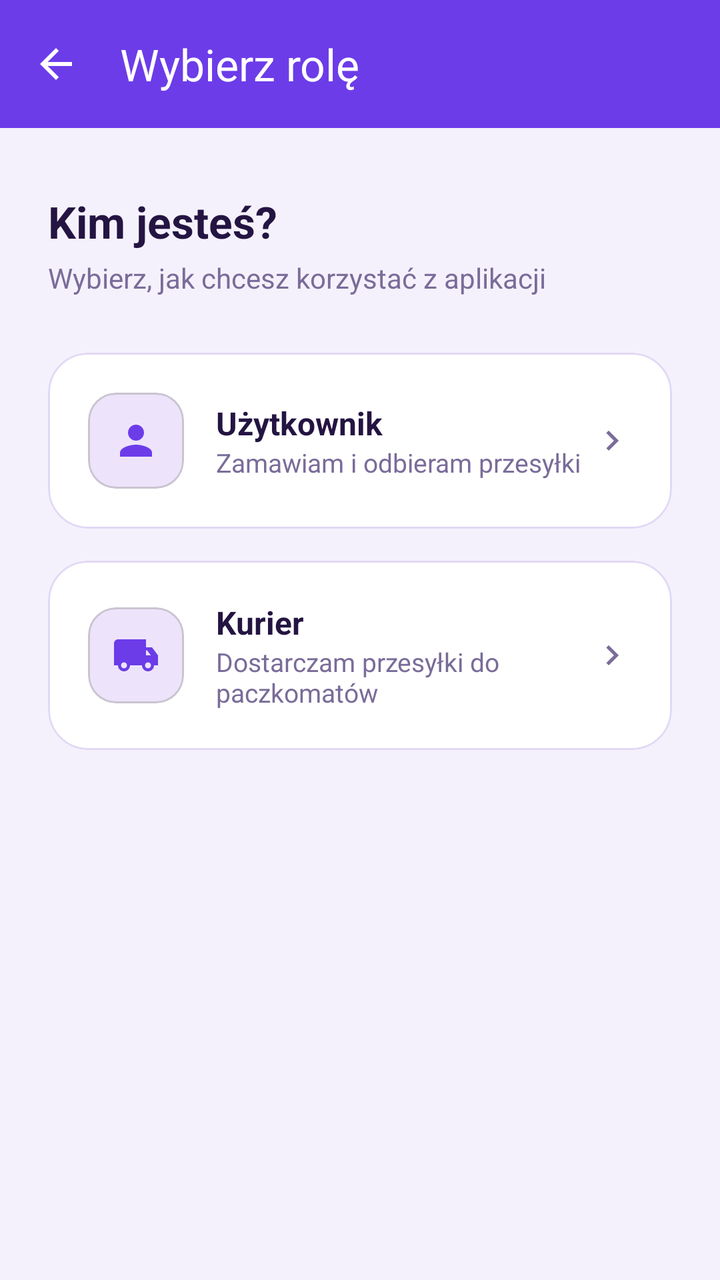
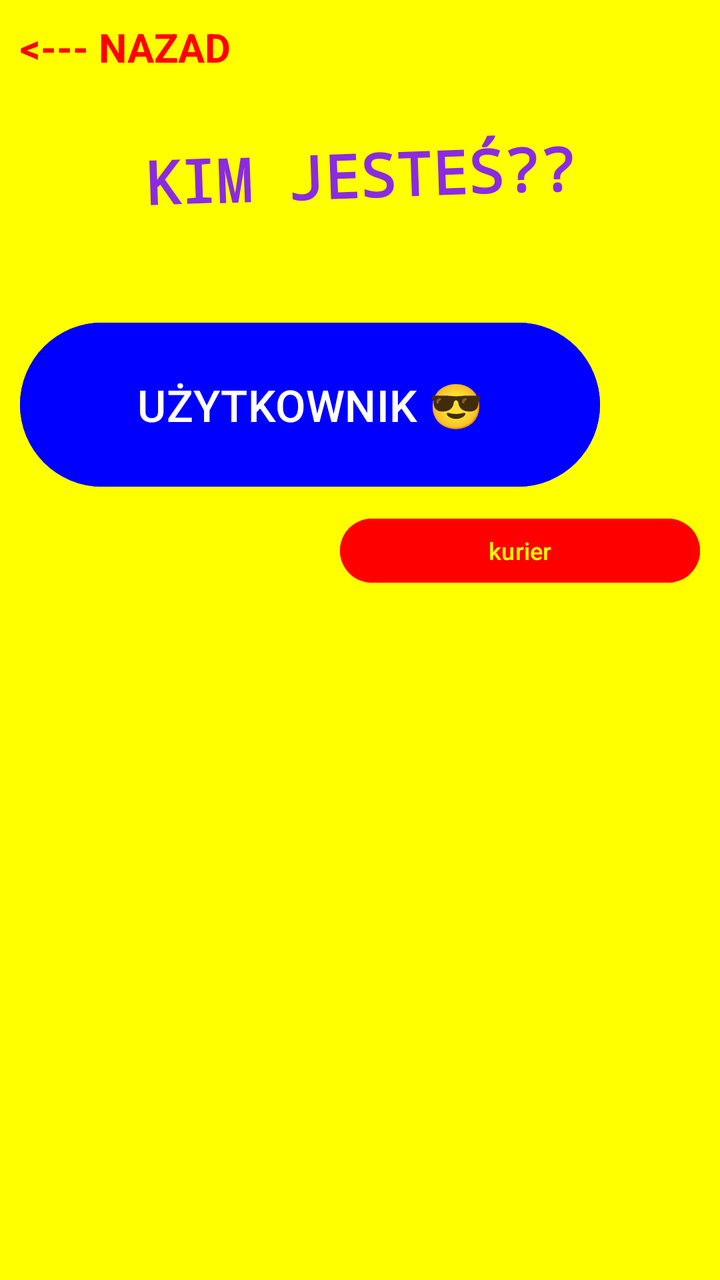

The first picture is an Android layout as it rendered before a commit; the second is the same layout after the commit. The layout source and the unified diff follow.
<!-- AndroidManifest.xml: application theme Theme.DemoEmptyActivity -->
<!-- res/layout/activity_role_selection.xml -->
<?xml version="1.0" encoding="utf-8"?>
<LinearLayout xmlns:android="http://schemas.android.com/apk/res/android"
        xmlns:app="http://schemas.android.com/apk/res-auto"
        xmlns:tools="http://schemas.android.com/tools"
        android:id="@+id/main"
        android:layout_width="match_parent"
        android:layout_height="match_parent"
        android:orientation="vertical"
        android:background="@color/purple_background"
        tools:context=".RoleSelectionActivity">

    <com.google.android.material.appbar.MaterialToolbar
            android:id="@+id/toolbar"
            android:layout_width="match_parent"
            android:layout_height="?attr/actionBarSize"
            android:background="@color/purple_primary"
            app:title="Wybierz rolę"
            app:titleTextColor="@color/white"
            app:navigationIcon="@drawable/ic_arrow_back"
            app:navigationIconTint="@color/white" />

    <LinearLayout
            android:layout_width="match_parent"
            android:layout_height="match_parent"
            android:orientation="vertical"
            android:padding="24dp">

        <TextView
                android:layout_width="wrap_content"
                android:layout_height="wrap_content"
                android:text="Kim jesteś?"
                android:textSize="22sp"
                android:textStyle="bold"
                android:textColor="@color/text_dark"
                android:layout_marginTop="8dp"
                android:layout_marginBottom="4dp" />

        <TextView
                android:layout_width="wrap_content"
                android:layout_height="wrap_content"
                android:text="Wybierz, jak chcesz korzystać z aplikacji"
                android:textSize="14sp"
                android:textColor="@color/text_muted"
                android:layout_marginBottom="28dp" />

        <com.google.android.material.card.MaterialCardView
                android:id="@+id/cardUser"
                android:layout_width="match_parent"
                android:layout_height="wrap_content"
                app:cardCornerRadius="20dp"
                app:cardElevation="0dp"
                app:strokeWidth="1dp"
                app:strokeColor="@color/outline"
                app:cardBackgroundColor="@color/surface"
                android:clickable="true"
                android:focusable="true"
                android:foreground="?attr/selectableItemBackground"
                android:layout_marginBottom="16dp">

            <LinearLayout
                    android:layout_width="match_parent"
                    android:layout_height="wrap_content"
                    android:orientation="horizontal"
                    android:gravity="center_vertical"
                    android:padding="20dp">

                <com.google.android.material.card.MaterialCardView
                        android:layout_width="48dp"
                        android:layout_height="48dp"
                        app:cardCornerRadius="14dp"
                        app:cardElevation="0dp"
                        app:cardBackgroundColor="@color/purple_container">

                    <ImageView
                            android:layout_width="24dp"
                            android:layout_height="24dp"
                            android:layout_gravity="center"
                            android:src="@drawable/ic_person"
                            app:tint="@color/purple_primary" />
                </com.google.android.material.card.MaterialCardView>

                <LinearLayout
                        android:layout_width="0dp"
                        android:layout_height="wrap_content"
                        android:layout_weight="1"
                        android:orientation="vertical"
                        android:layout_marginStart="16dp">

                    <TextView
                            android:layout_width="wrap_content"
                            android:layout_height="wrap_content"
                            android:text="Użytkownik"
                            android:textSize="16sp"
                            android:textStyle="bold"
                            android:textColor="@color/text_dark" />

                    <TextView
                            android:layout_width="wrap_content"
                            android:layout_height="wrap_content"
                            android:text="Zamawiam i odbieram przesyłki"
                            android:textSize="13sp"
                            android:textColor="@color/text_muted" />
                </LinearLayout>

                <ImageView
                        android:layout_width="20dp"
                        android:layout_height="20dp"
                        android:src="@drawable/ic_chevron_right"
                        app:tint="@color/text_muted" />
            </LinearLayout>
        </com.google.android.material.card.MaterialCardView>

        <com.google.android.material.card.MaterialCardView
                android:id="@+id/cardCourier"
                android:layout_width="match_parent"
                android:layout_height="wrap_content"
                app:cardCornerRadius="20dp"
                app:cardElevation="0dp"
                app:strokeWidth="1dp"
                app:strokeColor="@color/outline"
                app:cardBackgroundColor="@color/surface"
                android:clickable="true"
                android:focusable="true"
                android:foreground="?attr/selectableItemBackground">

            <LinearLayout
                    android:layout_width="match_parent"
                    android:layout_height="wrap_content"
                    android:orientation="horizontal"
                    android:gravity="center_vertical"
                    android:padding="20dp">

                <com.google.android.material.card.MaterialCardView
                        android:layout_width="48dp"
                        android:layout_height="48dp"
                        app:cardCornerRadius="14dp"
                        app:cardElevation="0dp"
                        app:cardBackgroundColor="@color/purple_container">

                    <ImageView
                            android:layout_width="24dp"
                            android:layout_height="24dp"
                            android:layout_gravity="center"
                            android:src="@drawable/ic_courier"
                            app:tint="@color/purple_primary" />
                </com.google.android.material.card.MaterialCardView>

                <LinearLayout
                        android:layout_width="0dp"
                        android:layout_height="wrap_content"
                        android:layout_weight="1"
                        android:orientation="vertical"
                        android:layout_marginStart="16dp">

                    <TextView
                            android:layout_width="wrap_content"
                            android:layout_height="wrap_content"
                            android:text="Kurier"
                            android:textSize="16sp"
                            android:textStyle="bold"
                            android:textColor="@color/text_dark" />

                    <TextView
                            android:layout_width="wrap_content"
                            android:layout_height="wrap_content"
                            android:text="Dostarczam przesyłki do paczkomatów"
                            android:textSize="13sp"
                            android:textColor="@color/text_muted" />
                </LinearLayout>

                <ImageView
                        android:layout_width="20dp"
                        android:layout_height="20dp"
                        android:src="@drawable/ic_chevron_right"
                        app:tint="@color/text_muted" />
            </LinearLayout>
        </com.google.android.material.card.MaterialCardView>

    </LinearLayout>

</LinearLayout>
<!-- resources referenced by this layout -->
<resources>
  <color name="outline">#E1D9F5</color>
  <color name="purple_background">#F5F1FC</color>
  <color name="purple_container">#EDE4FB</color>
  <color name="purple_primary">#6C3CE9</color>
  <color name="surface">#FFFFFF</color>
  <color name="text_dark">#241442</color>
  <color name="text_muted">#7A6C99</color>
  <color name="white">#FFFFFFFF</color>
  <!-- drawable ic_arrow_back (drawable) -->
  <vector xmlns:android="http://schemas.android.com/apk/res/android"
      android:width="24dp"
      android:height="24dp"
      android:viewportWidth="24"
      android:viewportHeight="24"
      android:tint="#FFFFFF">
      <path
          android:fillColor="#FF000000"
          android:pathData="M20,11H7.83l5.59,-5.59L12,4l-8,8 8,8 1.41,-1.41L7.83,13H20v-2z"/>
  </vector>
  <!-- drawable ic_chevron_right (drawable) -->
  <vector xmlns:android="http://schemas.android.com/apk/res/android"
      android:width="24dp"
      android:height="24dp"
      android:viewportWidth="24"
      android:viewportHeight="24">
      <path
          android:fillColor="#FF000000"
          android:pathData="M8.59,16.59L13.17,12 8.59,7.41 10,6l6,6 -6,6z"/>
  </vector>
  <!-- drawable ic_courier (drawable) -->
  <vector xmlns:android="http://schemas.android.com/apk/res/android"
      android:width="24dp"
      android:height="24dp"
      android:viewportWidth="24"
      android:viewportHeight="24">
      <path
          android:fillColor="#FF000000"
          android:pathData="M20,8h-3L17,4L3,4c-1.1,0 -2,0.9 -2,2v11h2c0,1.66 1.34,3 3,3s3,-1.34 3,-3h6c0,1.66 1.34,3 3,3s3,-1.34 3,-3h2v-5l-3,-4zM6,18.5c-0.83,0 -1.5,-0.67 -1.5,-1.5s0.67,-1.5 1.5,-1.5 1.5,0.67 1.5,1.5 -0.67,1.5 -1.5,1.5zM17.5,9.5l1.96,2.5L17,12L17,9.5h0.5zM18,18.5c-0.83,0 -1.5,-0.67 -1.5,-1.5s0.67,-1.5 1.5,-1.5 1.5,0.67 1.5,1.5 -0.67,1.5 -1.5,1.5z"/>
  </vector>
  <!-- drawable ic_person (drawable) -->
  <vector xmlns:android="http://schemas.android.com/apk/res/android"
      android:width="24dp"
      android:height="24dp"
      android:viewportWidth="24"
      android:viewportHeight="24">
      <path
          android:fillColor="#FF000000"
          android:pathData="M12,12c2.21,0 4,-1.79 4,-4s-1.79,-4 -4,-4 -4,1.79 -4,4 1.79,4 4,4zM12,14c-2.67,0 -8,1.34 -8,4v2h16v-2c0,-2.66 -5.33,-4 -8,-4z"/>
  </vector>
  <style name="Theme.DemoEmptyActivity" parent="Base.Theme.DemoEmptyActivity" />
  <style name="Base.Theme.DemoEmptyActivity" parent="Theme.Material3.DayNight.NoActionBar">
          <item name="colorPrimary">@color/purple_primary</item>
          <item name="colorPrimaryDark">@color/purple_primary_dark</item>
          <item name="colorOnPrimary">@color/white</item>
          <item name="colorPrimaryContainer">@color/purple_container</item>
          <item name="colorOnPrimaryContainer">@color/text_dark</item>
          <item name="colorSecondary">@color/purple_primary</item>
          <item name="colorSurface">@color/surface</item>
          <item name="colorOnSurface">@color/text_dark</item>
          <item name="colorOnSurfaceVariant">@color/text_muted</item>
          <item name="colorOutline">@color/outline</item>
          <item name="android:windowBackground">@color/purple_background</item>
      </style>
  <color name="purple_primary_dark">#4B2AAE</color>
</resources>

<!-- the commit's change to res/layout/activity_role_selection.xml (unified diff, before → after) -->
@@ -1,181 +1,59 @@
 <?xml version="1.0" encoding="utf-8"?>
 <LinearLayout xmlns:android="http://schemas.android.com/apk/res/android"
-        xmlns:app="http://schemas.android.com/apk/res-auto"
         xmlns:tools="http://schemas.android.com/tools"
         android:id="@+id/main"
         android:layout_width="match_parent"
         android:layout_height="match_parent"
         android:orientation="vertical"
-        android:background="@color/purple_background"
+        android:background="@color/bright_yellow"
         tools:context=".RoleSelectionActivity">
 
-    <com.google.android.material.appbar.MaterialToolbar
-            android:id="@+id/toolbar"
+    <TextView
+            android:id="@+id/btnBack"
+            android:layout_width="wrap_content"
+            android:layout_height="wrap_content"
+            android:text="&lt;--- NAZAD"
+            android:textColor="@color/bright_red"
+            android:textSize="20sp"
+            android:textStyle="bold"
+            android:clickable="true"
+            android:focusable="true"
+            android:padding="10dp" />
+
+    <TextView
+            android:layout_width="wrap_content"
+            android:layout_height="wrap_content"
+            android:layout_gravity="center_horizontal"
+            android:text="KIM JESTEŚ??"
+            android:textSize="30sp"
+            android:textStyle="bold"
+            android:fontFamily="monospace"
+            android:textColor="@color/purple_primary"
+            android:rotation="-2"
+            android:layout_marginTop="20dp"
+            android:layout_marginBottom="50dp" />
+
+    <Button
+            android:id="@+id/btnUser"
             android:layout_width="match_parent"
-            android:layout_height="?attr/actionBarSize"
-            android:background="@color/purple_primary"
-            app:title="Wybierz rolę"
-            app:titleTextColor="@color/white"
-            app:navigationIcon="@drawable/ic_arrow_back"
-            app:navigationIconTint="@color/white" />
+            android:layout_height="90dp"
+            android:layout_marginStart="10dp"
+            android:layout_marginEnd="60dp"
+            android:text="UŻYTKOWNIK 😎"
+            android:textSize="22sp"
+            android:textColor="@color/white"
+            android:backgroundTint="@color/bright_blue"
+            android:layout_marginBottom="8dp" />
 
-    <LinearLayout
-            android:layout_width="match_parent"
-            android:layout_height="match_parent"
-            android:orientation="vertical"
-            android:padding="24dp">
-
-        <TextView
-                android:layout_width="wrap_content"
-                android:layout_height="wrap_content"
-                android:text="Kim jesteś?"
-                android:textSize="22sp"
-                android:textStyle="bold"
-                android:textColor="@color/text_dark"
-                android:layout_marginTop="8dp"
-                android:layout_marginBottom="4dp" />
-
-        <TextView
-                android:layout_width="wrap_content"
-                android:layout_height="wrap_content"
-                android:text="Wybierz, jak chcesz korzystać z aplikacji"
-                android:textSize="14sp"
-                android:textColor="@color/text_muted"
-                android:layout_marginBottom="28dp" />
-
-        <com.google.android.material.card.MaterialCardView
-                android:id="@+id/cardUser"
-                android:layout_width="match_parent"
-                android:layout_height="wrap_content"
-                app:cardCornerRadius="20dp"
-                app:cardElevation="0dp"
-                app:strokeWidth="1dp"
-                app:strokeColor="@color/outline"
-                app:cardBackgroundColor="@color/surface"
-                android:clickable="true"
-                android:focusable="true"
-                android:foreground="?attr/selectableItemBackground"
-                android:layout_marginBottom="16dp">
-
-            <LinearLayout
-                    android:layout_width="match_parent"
-                    android:layout_height="wrap_content"
-                    android:orientation="horizontal"
-                    android:gravity="center_vertical"
-                    android:padding="20dp">
-
-                <com.google.android.material.card.MaterialCardView
-                        android:layout_width="48dp"
-                        android:layout_height="48dp"
-                        app:cardCornerRadius="14dp"
-                        app:cardElevation="0dp"
-                        app:cardBackgroundColor="@color/purple_container">
-
-                    <ImageView
-                            android:layout_width="24dp"
-                            android:layout_height="24dp"
-                            android:layout_gravity="center"
-                            android:src="@drawable/ic_person"
-                            app:tint="@color/purple_primary" />
-                </com.google.android.material.card.MaterialCardView>
-
-                <LinearLayout
-                        android:layout_width="0dp"
-                        android:layout_height="wrap_content"
-                        android:layout_weight="1"
-                        android:orientation="vertical"
-                        android:layout_marginStart="16dp">
-
-                    <TextView
-                            android:layout_width="wrap_content"
-                            android:layout_height="wrap_content"
-                            android:text="Użytkownik"
-                            android:textSize="16sp"
-                            android:textStyle="bold"
-                            android:textColor="@color/text_dark" />
-
-                    <TextView
-                            android:layout_width="wrap_content"
-                            android:layout_height="wrap_content"
-                            android:text="Zamawiam i odbieram przesyłki"
-                            android:textSize="13sp"
-                            android:textColor="@color/text_muted" />
-                </LinearLayout>
-
-                <ImageView
-                        android:layout_width="20dp"
-                        android:layout_height="20dp"
-                        android:src="@drawable/ic_chevron_right"
-                        app:tint="@color/text_muted" />
-            </LinearLayout>
-        </com.google.android.material.card.MaterialCardView>
-
-        <com.google.android.material.card.MaterialCardView
-                android:id="@+id/cardCourier"
-                android:layout_width="match_parent"
-                android:layout_height="wrap_content"
-                app:cardCornerRadius="20dp"
-                app:cardElevation="0dp"
-                app:strokeWidth="1dp"
-                app:strokeColor="@color/outline"
-                app:cardBackgroundColor="@color/surface"
-                android:clickable="true"
-                android:focusable="true"
-                android:foreground="?attr/selectableItemBackground">
-
-            <LinearLayout
-                    android:layout_width="match_parent"
-                    android:layout_height="wrap_content"
-                    android:orientation="horizontal"
-                    android:gravity="center_vertical"
-                    android:padding="20dp">
-
-                <com.google.android.material.card.MaterialCardView
-                        android:layout_width="48dp"
-                        android:layout_height="48dp"
-                        app:cardCornerRadius="14dp"
-                        app:cardElevation="0dp"
-                        app:cardBackgroundColor="@color/purple_container">
-
-                    <ImageView
-                            android:layout_width="24dp"
-                            android:layout_height="24dp"
-                            android:layout_gravity="center"
-                            android:src="@drawable/ic_courier"
-                            app:tint="@color/purple_primary" />
-                </com.google.android.material.card.MaterialCardView>
-
-                <LinearLayout
-                        android:layout_width="0dp"
-                        android:layout_height="wrap_content"
-                        android:layout_weight="1"
-                        android:orientation="vertical"
-                        android:layout_marginStart="16dp">
-
-                    <TextView
-                            android:layout_width="wrap_content"
-                            android:layout_height="wrap_content"
-                            android:text="Kurier"
-                            android:textSize="16sp"
-                            android:textStyle="bold"
-                            android:textColor="@color/text_dark" />
-
-                    <TextView
-                            android:layout_width="wrap_content"
-                            android:layout_height="wrap_content"
-                            android:text="Dostarczam przesyłki do paczkomatów"
-                            android:textSize="13sp"
-                            android:textColor="@color/text_muted" />
-                </LinearLayout>
-
-                <ImageView
-                        android:layout_width="20dp"
-                        android:layout_height="20dp"
-                        android:src="@drawable/ic_chevron_right"
-                        app:tint="@color/text_muted" />
-            </LinearLayout>
-        </com.google.android.material.card.MaterialCardView>
-
-    </LinearLayout>
+    <Button
+            android:id="@+id/btnCourier"
+            android:layout_width="180dp"
+            android:layout_height="40dp"
+            android:layout_gravity="end"
+            android:layout_marginEnd="10dp"
+            android:text="kurier"
+            android:textSize="12sp"
+            android:textColor="@color/bright_yellow"
+            android:backgroundTint="@color/bright_red" />
 
 </LinearLayout>
<!-- resource entries referenced after the edit -->
@@ -1,68 +1,15 @@
 <!-- resources referenced by this layout -->
 <resources>
-  <color name="outline">#E1D9F5</color>
-  <color name="purple_background">#F5F1FC</color>
-  <color name="purple_container">#EDE4FB</color>
-  <color name="purple_primary">#6C3CE9</color>
-  <color name="surface">#FFFFFF</color>
-  <color name="text_dark">#241442</color>
-  <color name="text_muted">#7A6C99</color>
+  <color name="bright_blue">#0000FF</color>
+  <color name="bright_red">#FF0000</color>
+  <color name="bright_yellow">#FFFF00</color>
+  <color name="purple_primary">#8A2BE2</color>
   <color name="white">#FFFFFFFF</color>
-  <!-- drawable ic_arrow_back (drawable) -->
-  <vector xmlns:android="http://schemas.android.com/apk/res/android"
-      android:width="24dp"
-      android:height="24dp"
-      android:viewportWidth="24"
-      android:viewportHeight="24"
-      android:tint="#FFFFFF">
-      <path
-          android:fillColor="#FF000000"
-          android:pathData="M20,11H7.83l5.59,-5.59L12,4l-8,8 8,8 1.41,-1.41L7.83,13H20v-2z"/>
-  </vector>
-  <!-- drawable ic_chevron_right (drawable) -->
-  <vector xmlns:android="http://schemas.android.com/apk/res/android"
-      android:width="24dp"
-      android:height="24dp"
-      android:viewportWidth="24"
-      android:viewportHeight="24">
-      <path
-          android:fillColor="#FF000000"
-          android:pathData="M8.59,16.59L13.17,12 8.59,7.41 10,6l6,6 -6,6z"/>
-  </vector>
-  <!-- drawable ic_courier (drawable) -->
-  <vector xmlns:android="http://schemas.android.com/apk/res/android"
-      android:width="24dp"
-      android:height="24dp"
-      android:viewportWidth="24"
-      android:viewportHeight="24">
-      <path
-          android:fillColor="#FF000000"
-          android:pathData="M20,8h-3L17,4L3,4c-1.1,0 -2,0.9 -2,2v11h2c0,1.66 1.34,3 3,3s3,-1.34 3,-3h6c0,1.66 1.34,3 3,3s3,-1.34 3,-3h2v-5l-3,-4zM6,18.5c-0.83,0 -1.5,-0.67 -1.5,-1.5s0.67,-1.5 1.5,-1.5 1.5,0.67 1.5,1.5 -0.67,1.5 -1.5,1.5zM17.5,9.5l1.96,2.5L17,12L17,9.5h0.5zM18,18.5c-0.83,0 -1.5,-0.67 -1.5,-1.5s0.67,-1.5 1.5,-1.5 1.5,0.67 1.5,1.5 -0.67,1.5 -1.5,1.5z"/>
-  </vector>
-  <!-- drawable ic_person (drawable) -->
-  <vector xmlns:android="http://schemas.android.com/apk/res/android"
-      android:width="24dp"
-      android:height="24dp"
-      android:viewportWidth="24"
-      android:viewportHeight="24">
-      <path
-          android:fillColor="#FF000000"
-          android:pathData="M12,12c2.21,0 4,-1.79 4,-4s-1.79,-4 -4,-4 -4,1.79 -4,4 1.79,4 4,4zM12,14c-2.67,0 -8,1.34 -8,4v2h16v-2c0,-2.66 -5.33,-4 -8,-4z"/>
-  </vector>
   <style name="Theme.DemoEmptyActivity" parent="Base.Theme.DemoEmptyActivity" />
   <style name="Base.Theme.DemoEmptyActivity" parent="Theme.Material3.DayNight.NoActionBar">
-          <item name="colorPrimary">@color/purple_primary</item>
-          <item name="colorPrimaryDark">@color/purple_primary_dark</item>
-          <item name="colorOnPrimary">@color/white</item>
-          <item name="colorPrimaryContainer">@color/purple_container</item>
-          <item name="colorOnPrimaryContainer">@color/text_dark</item>
-          <item name="colorSecondary">@color/purple_primary</item>
-          <item name="colorSurface">@color/surface</item>
-          <item name="colorOnSurface">@color/text_dark</item>
-          <item name="colorOnSurfaceVariant">@color/text_muted</item>
-          <item name="colorOutline">@color/outline</item>
-          <item name="android:windowBackground">@color/purple_background</item>
+          <item name="colorPrimary">@color/bright_red</item>
+          <item name="android:windowBackground">@color/neon_green</item>
       </style>
-  <color name="purple_primary_dark">#4B2AAE</color>
+  <color name="neon_green">#39FF14</color>
 </resources>
 
